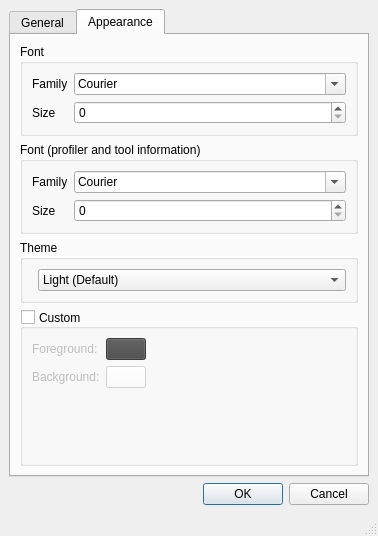
Before: the Qt Designer form lib/eco/gui/settings.ui in softdevteam/eco, drawn with Qt 5.
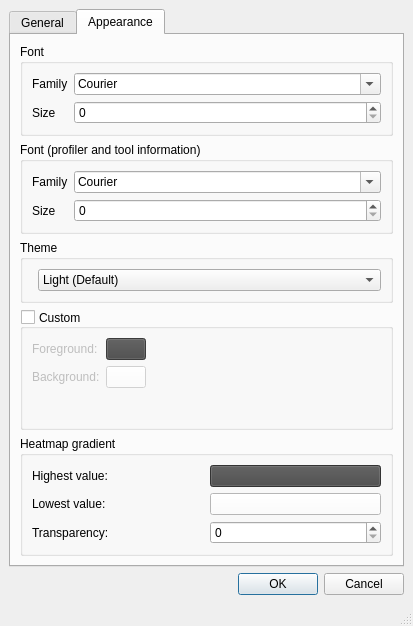
After: the same form once the commit is applied. Icons and pictures are not drawn.

Commit message: Set heatmap colours and transparency in settings dialog.

```diff
--- a/lib/eco/gui/settings.ui
+++ b/lib/eco/gui/settings.ui
@@ -6,8 +6,8 @@
    <rect>
     <x>0</x>
     <y>0</y>
-    <width>378</width>
-    <height>536</height>
+    <width>413</width>
+    <height>626</height>
    </rect>
   </property>
   <property name="windowTitle">
@@ -62,7 +62,7 @@
        <attribute name="title">
         <string>Appearance</string>
        </attribute>
-       <layout class="QVBoxLayout" name="verticalLayout" stretch="0,0,0,1">
+       <layout class="QVBoxLayout" name="verticalLayout" stretch="0,0,0,1,0">
         <property name="sizeConstraint">
          <enum>QLayout::SetDefaultConstraint</enum>
         </property>
@@ -245,6 +245,75 @@
           </layout>
          </widget>
         </item>
+        <item>
+         <widget class="QGroupBox" name="groupbox_5">
+          <property name="title">
+           <string>Heatmap gradient</string>
+          </property>
+          <layout class="QGridLayout" name="gridLayout">
+           <item row="1" column="1">
+            <widget class="QPushButton" name="heatmap_low">
+             <property name="styleSheet">
+              <string notr="true">background-color: rgb(255, 255, 255)</string>
+             </property>
+             <property name="text">
+              <string/>
+             </property>
+            </widget>
+           </item>
+           <item row="0" column="1">
+            <widget class="QPushButton" name="heatmap_high">
+             <property name="autoFillBackground">
+              <bool>false</bool>
+             </property>
+             <property name="styleSheet">
+              <string notr="true">background-color:  rgb(72, 72, 72)</string>
+             </property>
+             <property name="text">
+              <string/>
+             </property>
+            </widget>
+           </item>
+           <item row="1" column="0">
+            <widget class="QLabel" name="label_10">
+             <property name="text">
+              <string>Lowest value:</string>
+             </property>
+             <property name="buddy">
+              <cstring>heatmap_low</cstring>
+             </property>
+            </widget>
+           </item>
+           <item row="0" column="0">
+            <widget class="QLabel" name="label_9">
+             <property name="text">
+              <string>Highest value:</string>
+             </property>
+             <property name="buddy">
+              <cstring>heatmap_high</cstring>
+             </property>
+            </widget>
+           </item>
+           <item row="2" column="0">
+            <widget class="QLabel" name="label_11">
+             <property name="text">
+              <string>Transparency:</string>
+             </property>
+             <property name="buddy">
+              <cstring>heatmap_alpha</cstring>
+             </property>
+            </widget>
+           </item>
+           <item row="2" column="1">
+            <widget class="QSpinBox" name="heatmap_alpha">
+             <property name="maximum">
+              <number>255</number>
+             </property>
+            </widget>
+           </item>
+          </layout>
+         </widget>
+        </item>
        </layout>
       </widget>
      </widget>
```
Left out of the diff: 5 changed lines with no effect on the pictures. The commit also changes 2 other files.
